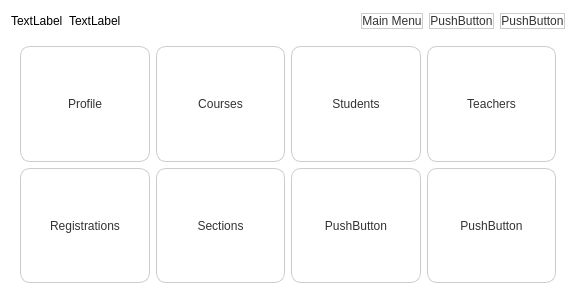
This is GUI/officerui.ui in GHOSTHUNT69/SDA_LMS as Qt 5 draws it before an edit. The edited form follows.
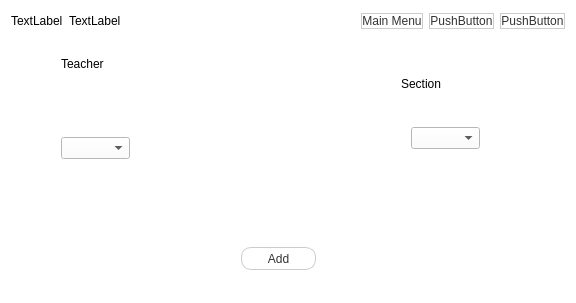
This is the edited form.

Commit message: Teacher added to section

Diff of the .ui file:
```diff
--- a/GUI/officerui.ui
+++ b/GUI/officerui.ui
@@ -120,7 +120,7 @@
       <string notr="true"/>
      </property>
      <property name="currentIndex">
-      <number>0</number>
+      <number>8</number>
      </property>
      <widget class="QWidget" name="menu">
       <layout class="QGridLayout" name="gridLayout">
@@ -749,6 +749,67 @@
        </item>
       </layout>
      </widget>
+     <widget class="QWidget" name="TEAINSEC">
+      <widget class="QLabel" name="label_21">
+       <property name="geometry">
+        <rect>
+         <x>50</x>
+         <y>20</y>
+         <width>47</width>
+         <height>13</height>
+        </rect>
+       </property>
+       <property name="text">
+        <string>Teacher</string>
+       </property>
+      </widget>
+      <widget class="QLabel" name="label_22">
+       <property name="geometry">
+        <rect>
+         <x>390</x>
+         <y>40</y>
+         <width>47</width>
+         <height>13</height>
+        </rect>
+       </property>
+       <property name="text">
+        <string>Section</string>
+       </property>
+      </widget>
+      <widget class="QPushButton" name="pushButton_29">
+       <property name="geometry">
+        <rect>
+         <x>230</x>
+         <y>210</y>
+         <width>75</width>
+         <height>23</height>
+        </rect>
+       </property>
+       <property name="text">
+        <string>Add</string>
+       </property>
+      </widget>
+      <widget class="QComboBox" name="comboBox_5">
+       <property name="geometry">
+        <rect>
+         <x>50</x>
+         <y>100</y>
+         <width>69</width>
+         <height>22</height>
+        </rect>
+       </property>
+      </widget>
+      <widget class="QComboBox" name="comboBox_6">
+       <property name="geometry">
+        <rect>
+         <x>400</x>
+         <y>90</y>
+         <width>69</width>
+         <height>22</height>
+        </rect>
+       </property>
+      </widget>
+     </widget>
      <widget class="QWidget" name="COURSES">
       <layout class="QGridLayout" name="gridLayout_9">
        <item row="0" column="0">
```
The commit also changes 8 other files.
